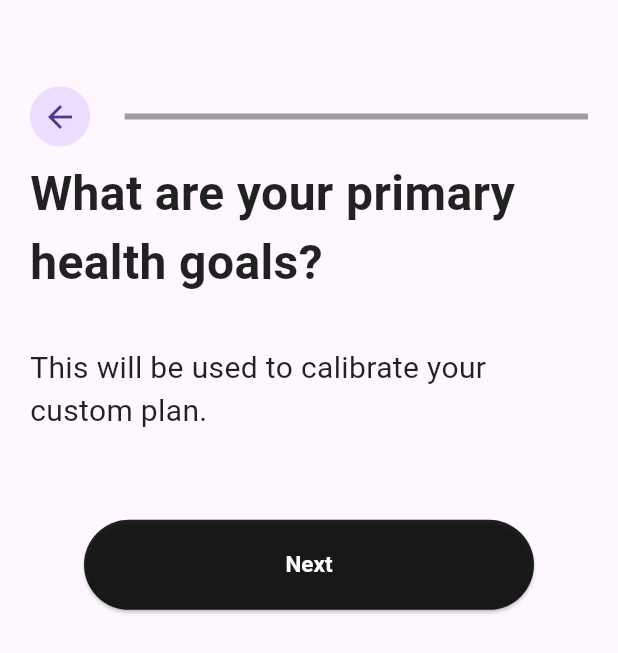
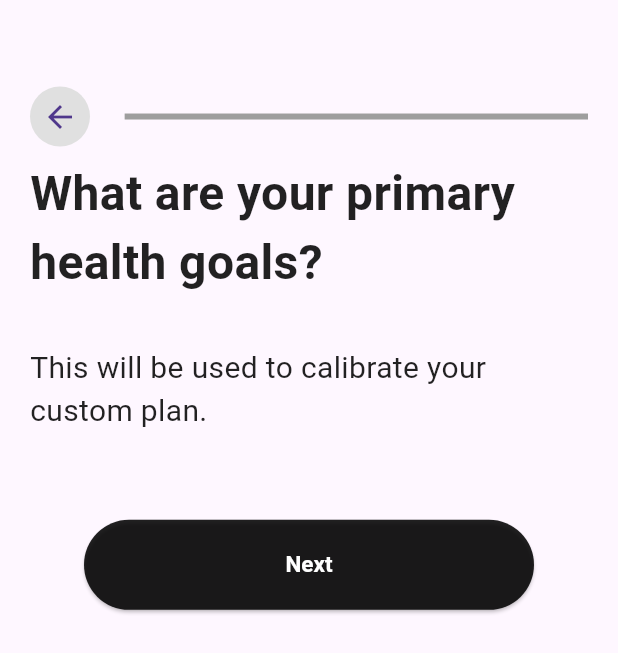
Before and after one commit to adolesamuel/cal_ai_onboarding, a Flutter app: the screen it shows after launch, on a phone screen of 412 x 824 dp. Shown: the top 653 px of the screen. Run offline on Flutter 3.47's test engine with Material 3 defaults, Android fonts, the phone set to English and light mode, and no system bars; our stand-ins replace cloud_firestore, firebase_auth, firebase_core, flutter_riverpod, flutter_screenutil, fpdart and 2 more; accounts and stored records are empty.

Commit message:
back button

```diff
--- a/lib/screens/widget/page_indicator.dart
+++ b/lib/screens/widget/page_indicator.dart
@@ -16,8 +16,11 @@ class PageIndicator extends ConsumerWidget {
           final numOfPages = contrl.questions.length;
           return Row(
             children: [
-              const CircleAvatar(
-                child: BackButton(),
+              CircleAvatar(
+                backgroundColor: Colors.grey.shade300,
+                child: BackButton(
+                  onPressed: contrl.previousPage,
+                ),
               ),
               24.horizontalSpace,
               Expanded(
```
Also changed, not shown: lib/screens/state/onboarding_controller.dart (+8 -0 lines).
